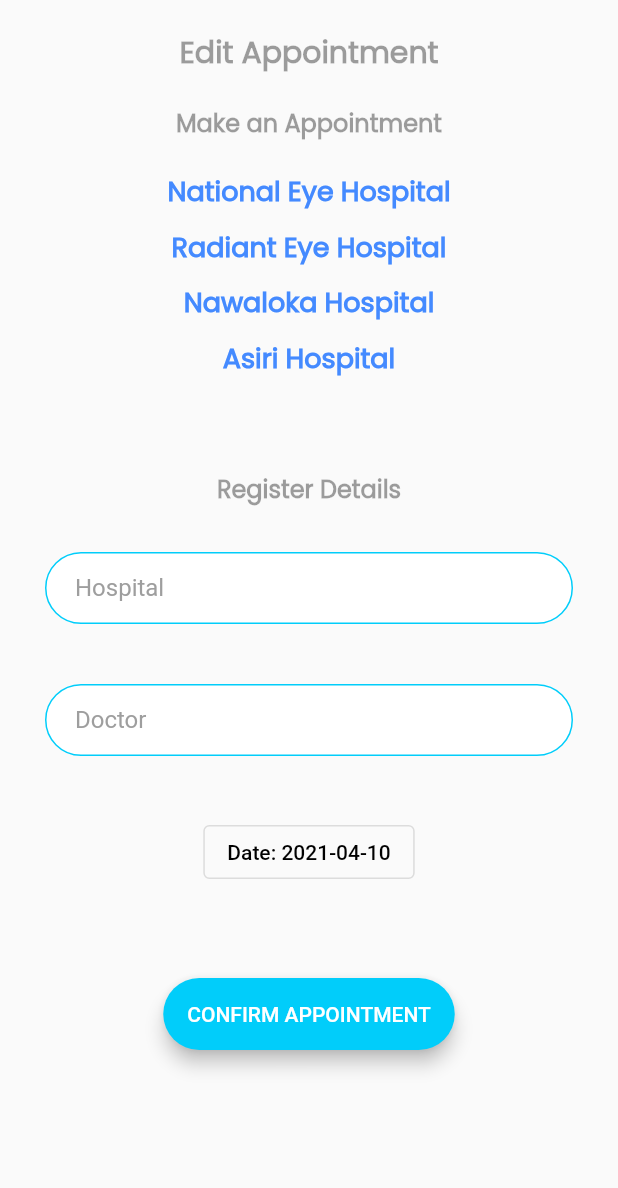
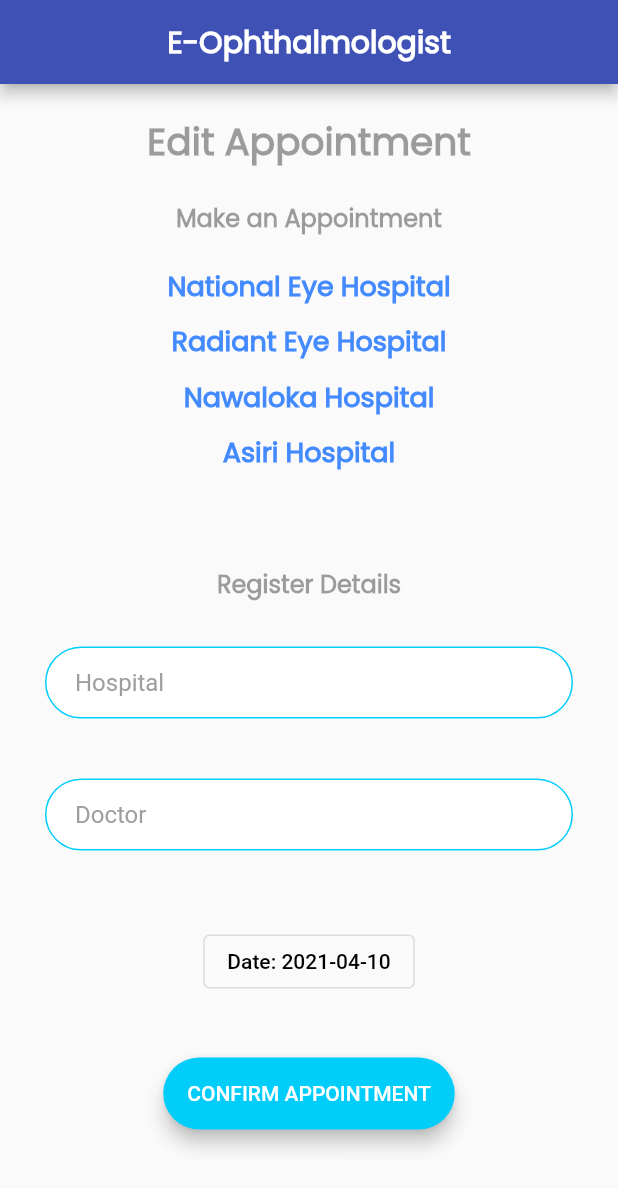
Before and after one commit to Ammar-Raneez/E-Ophthalmologist_UI, a Flutter app: the EditAppointmentScreen screen opened directly with empty values, on a phone screen of 412 x 824 dp. Shown: the top 1188 px of the screen. Run offline on Flutter 3.47's test engine with Material 2 defaults, Android fonts, the phone set to English and light mode, and no system bars; our stand-ins replace cached_network_image, cloud_firestore, dio, firebase_auth, firebase_core, firebase_storage and 4 more; accounts and stored records are empty.

Commit message:
styled edit report and edit appointment a bit

```diff
--- a/lib/screens/edit_appointment_screen.dart
+++ b/lib/screens/edit_appointment_screen.dart
@@ -119,12 +119,22 @@
 
     return SafeArea(
       child: Scaffold(
+        appBar: AppBar(
+          automaticallyImplyLeading: false,
+          title: Center(
+            child: Text(
+              "E-Ophthalmologist",
+              style: kTextStyle.copyWith(fontSize: 20.0, color: Colors.white),
+            ),
+          ),
+          backgroundColor: Colors.indigo,
+        ),
         body: SingleChildScrollView(
           child: Padding(
             padding: const EdgeInsets.all(20.0),
             child: Column(
               children: [
-                _commonLabelText(title: "Edit Appointment", fontSize: 20.0),
+                _commonLabelText(title: "Edit Appointment", fontSize: 25.0),
                 _commonLabelText(title: "Make an Appointment", fontSize: 16.0),
                 SizedBox(
                   height: 150,
@@ -150,7 +160,7 @@
                 kTextField(_doctorController, (value) => doctor = value,
                     "Doctor", TextInputType.text),
                 SizedBox(
-                  height: 20,
+                  height: 30,
                 ),
                 Padding(
                   padding: const EdgeInsets.all(10.0),
@@ -178,7 +188,7 @@
                   ),
                 ),
                 SizedBox(
-                  height: 50,
+                  height: 30,
                 ),
                 RoundedButton(
                   onPressed: () async {
```
Also changed, not shown: lib/screens/edit_report_screen.dart (+13 -3 lines).
